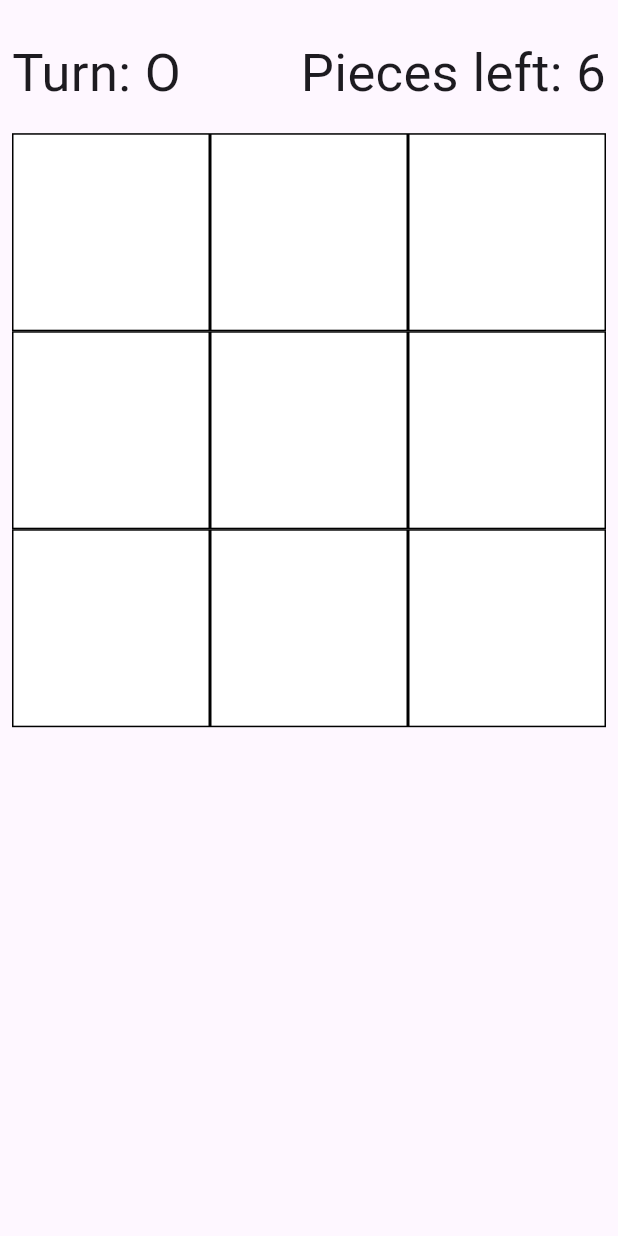
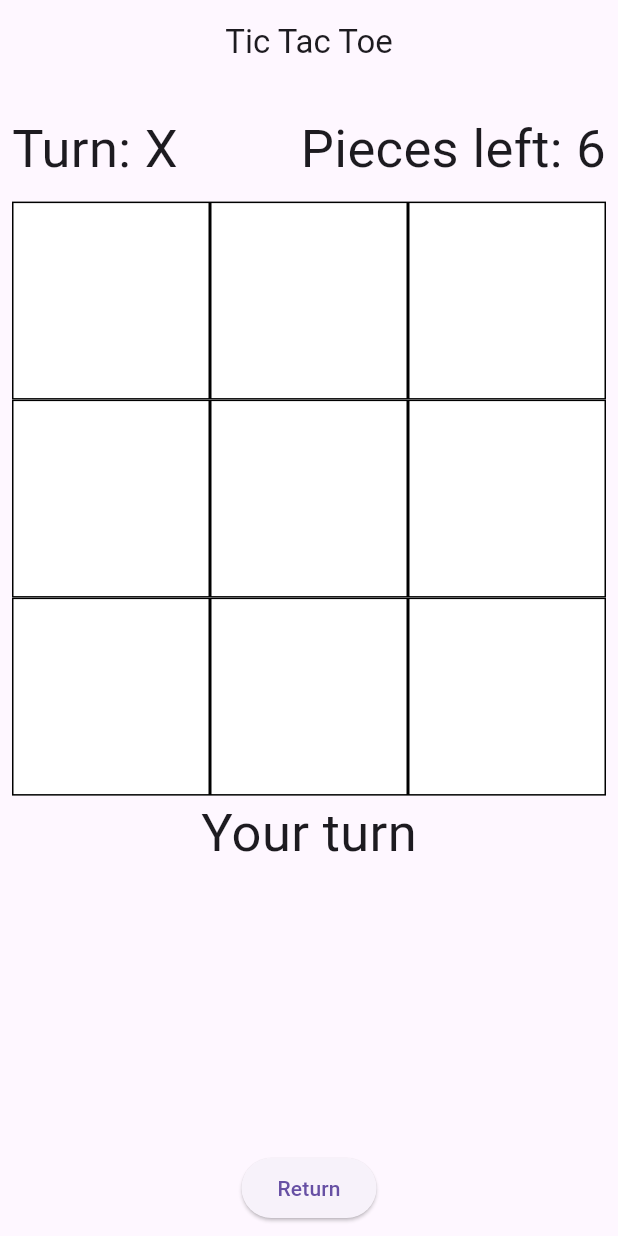
Before and after one commit to adelinewidyatmoko/TicTacToe_Technology_Innovation, a Flutter app: the GamePage screen opened directly, on a phone screen of 412 x 824 dp. Run offline on Flutter 3.47's test engine with Material 3 defaults, Android fonts, the phone set to English and light mode, and no system bars; our stand-ins replace cloud_firestore, firebase_auth, firebase_core; accounts and stored records are empty; generated files the repository leaves out were written again; network calls fail.

Commit message:
game logic

```diff
--- a/tictactoe/lib/auth_gate.dart
+++ b/tictactoe/lib/auth_gate.dart
@@ -1,5 +1,6 @@
 import 'package:firebase_auth/firebase_auth.dart';
 import 'package:flutter/material.dart';
+import 'package:tictactoe/home_page.dart';
 import 'login_page.dart';
 
 import 'game.dart';
@@ -16,7 +17,7 @@ class AuthGate extends StatelessWidget {
           return const Scaffold(body: Center(child: CircularProgressIndicator()));
         }
         if (snap.data == null) return const LoginPage();
-        return const GamePage(gridLength: 3,playerStrings: ["O", "X"]);
+        return const HomePage();
       },
     );
   }
--- a/tictactoe/lib/game.dart
+++ b/tictactoe/lib/game.dart
@@ -1,11 +1,13 @@
 import 'dart:math';
 
 import 'package:flutter/material.dart';
+import 'package:tictactoe/home_page.dart';
 
 class GamePage extends StatefulWidget {
   final int gridLength;
   final List<String> playerStrings;
   final int? maxPieces;
+  final int playingAs = 0;
   const GamePage({
     super.key,
     required this.gridLength,
@@ -16,7 +18,7 @@ class GamePage extends StatefulWidget {
   @override
   State<GamePage> createState() =>
       // ignore: no_logic_in_create_state
-      _GamePageState(gridLength, playerStrings, maxPieces);
+      _GamePageState(gridLength, playerStrings, playingAs, maxPieces);
 }
 
 class _GamePageState extends State<GamePage> {
@@ -25,6 +27,7 @@ class _GamePageState extends State<GamePage> {
 
   late final int maxPieces;
   late final int gridSize;
+  late final int playingAs;
   late var boxStates = List<int>.generate(gridSize, (i) => -1);
   late var gridCellKeys = List.generate(
     gridSize,
@@ -32,7 +35,12 @@ class _GamePageState extends State<GamePage> {
   );
   int turn = 0;
 
-  _GamePageState(this.squareLength, this.playerStrings, int? maxPieces) {
+  _GamePageState(
+    this.squareLength,
+    this.playerStrings,
+    this.playingAs,
+    int? maxPieces,
+  ) {
     gridSize = squareLength * squareLength;
     this.maxPieces = min(
       max(0, (maxPieces ?? (gridSize - squareLength))),
@@ -49,6 +57,11 @@ class _GamePageState extends State<GamePage> {
   @override
   Widget build(BuildContext context) {
     return Scaffold(
+      appBar: AppBar(
+        title: const Text("Tic Tac Toe"),
+        automaticallyImplyLeading: false,
+        centerTitle: true,
+      ),
       body: Padding(
         padding: const EdgeInsets.all(8.0),
         child: Column(
@@ -73,7 +86,9 @@ class _GamePageState extends State<GamePage> {
             ),
             Expanded(
               flex: 8,
-              child: AspectRatio(
+              child: Column(
+                children: [
+                  AspectRatio(
                     aspectRatio: 1,
                     child: GridView.builder(
                       itemCount: gridSize,
@@ -83,7 +98,7 @@ class _GamePageState extends State<GamePage> {
                       itemBuilder: (BuildContext context, int index) {
                         return GestureDetector(
                           onTap: () {
-                        _update(index);
+                            _update(index, false);
                           },
                           child: GameCell(
                             key: gridCellKeys[index],
@@ -108,11 +123,31 @@ class _GamePageState extends State<GamePage> {
                       },
                     ),
                   ),
+                  Center(
+                    child: Text(
+                      !ended
+                          ? turn == playingAs
+                                ? "Your turn"
+                                : "Waiting..."
+                          : "",
+                      style: TextStyle(fontSize: 35),
+                    ),
+                  ),
+                ],
+              ),
             ),
             Expanded(
               flex: 1,
               child: Center(
                 child: Text(bottomText, style: TextStyle(fontSize: 35)),
+              ),
+            ),
+            Center(
+              child: ElevatedButton(
+                onPressed: () {
+                  Navigator.pop(context);
+                },
+                child: const Text('Return'),
               ),
             ),
           ],
@@ -195,8 +230,38 @@ class _GamePageState extends State<GamePage> {
     ended = true;
   }
 
-  void _update(int index) {
-    if (activeIndeces.contains(index) || ended) {
+  void botTurn() async {
+    var rng = Random();
+    await Future.delayed(Duration(milliseconds: (500 + rng.nextInt(1000))));
+    _update(basicAI(), true);
+  }
+
+  int basicAI() {
+    var rng = Random();
+
+    int steps = rng.nextInt(gridSize - activeIndeces.length);
+
+    if (steps == -1) {
+      return -1;
+    }
+
+    int currentPosition = 0;
+
+    print("------ $steps");
+    while (true) {
+      print("$steps  $currentPosition ${(steps == 0) ? "yes " : "no "}");
+      if (steps == 0 && !activeIndeces.contains(currentPosition)) {
+        return currentPosition;
+      } else if (!activeIndeces.contains(currentPosition)) {
+        steps--;
+      }
+      currentPosition++;
+    }
+  }
+
+  void _update(int index, bool botOverride) {
+    if ((activeIndeces.contains(index) || turn != playingAs || ended) &&
+        !botOverride) {
       gridCellKeys[index].currentState?._shake();
       return;
     }
@@ -220,7 +285,14 @@ class _GamePageState extends State<GamePage> {
           gridCellKeys[winCheck.winningTiles[i]].currentState?._makeGreen();
         }
 
-        bottomText = "Winner: ${playerStrings[winCheck.winningPlayer]}";
+        bottomText = winCheck.winningPlayer == playingAs
+            ? "You Win!"
+            : "You Lost!";
+      }
+
+      // bot's turn
+      if (turn != playingAs && !ended) {
+        botTurn();
       }
     });
   }
@@ -244,6 +316,7 @@ class GameCell extends StatefulWidget {
 
 class _GameCellState extends State<GameCell> {
   int t = 0;
+  int flash = 0;
   final rng = Random();
   double dx = 0, dy = 0;
 
@@ -253,25 +326,33 @@ class _GameCellState extends State<GameCell> {
   Widget build(BuildContext context) {
     return TweenAnimationBuilder<double>(
       key: ValueKey(t),
-      tween: Tween(begin: 1, end: 0),
-      duration: Duration(milliseconds: 300),
+      tween: Tween(begin: 0.0, end: 1.0),
+      duration: const Duration(milliseconds: 300),
       builder: (context, value, child) {
+        var triangle = 1 - (2 * value - 1).abs();
+
+        final animatedColor = Color.lerp(
+          backgroundColor,
+          Colors.red,
+          triangle * flash,
+        );
+
         return Transform.translate(
           offset: Offset(
-            value * 40 * dx * (value > 0.5 ? -1 : 1),
-            value * 40 * dy * (value > 0.5 ? -1 : 1),
+            triangle * 40 * dx * (triangle > 0.5 ? -1 : 1),
+            triangle * 40 * dy * (triangle > 0.5 ? -1 : 1),
           ),
-          child: child,
+          child: Container(color: animatedColor, child: child),
         );
       },
-
-      child: Container(color: backgroundColor, child: widget.child),
+      child: widget.child,
     );
   }
 
   void _shake() {
     dx = rng.nextDouble() - 0.5;
     dy = rng.nextDouble() - 0.5;
+    flash = 1;
     setState(() => t = t + 1);
   }
 
--- a/tictactoe/lib/main.dart
+++ b/tictactoe/lib/main.dart
@@ -5,9 +5,7 @@ import 'auth_gate.dart';
 
 Future<void> main() async {
   WidgetsFlutterBinding.ensureInitialized();
-  await Firebase.initializeApp(
-    options: DefaultFirebaseOptions.currentPlatform,
-  );
+  await Firebase.initializeApp(options: DefaultFirebaseOptions.currentPlatform);
   runApp(const MyApp());
 }
 
```
Also changed, not shown: tictactoe/lib/home_page.dart (+96 -0 lines), tictactoe/lib/leaderboard.dart (added, +41 -0 lines), 1 other file. Lines whose indentation alone changed are shown as unchanged.
